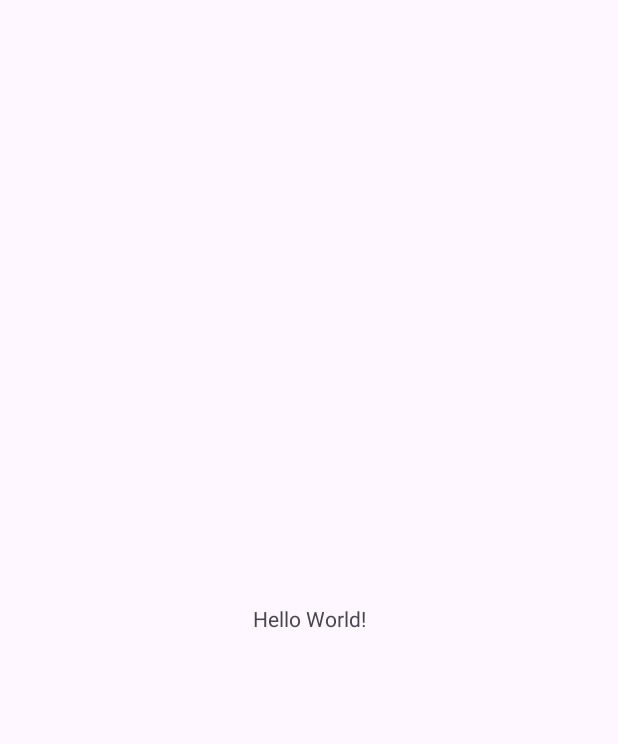
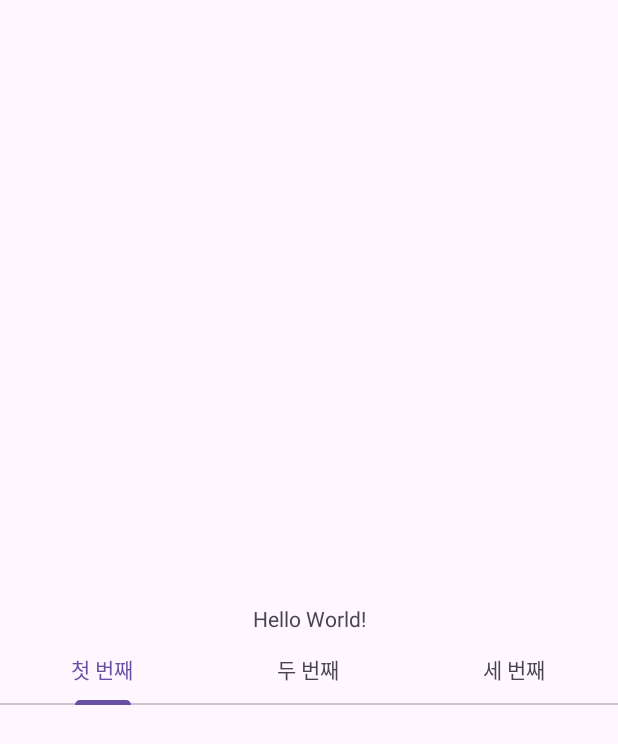
Before and after one commit to The-Kan/MyNewTaste, an Android app: the screen it shows after launch (MainActivity), on a phone screen of 412 x 824 dp. Before the commit the part shown is almost empty. Shown: the top 744 px of the screen. Run offline under Robolectric (Android 15) with nearby library versions, the light colour scheme and no system bars.

Commit message:
:feature:main develop
Implemented fragment and Applied ViewPager2 and TabLayout.

```diff
--- a/app/build.gradle.kts
+++ b/app/build.gradle.kts
@@ -36,6 +36,7 @@ android {
 }
 
 dependencies {
+    implementation(project(":feature:main"))
 
     implementation(libs.androidx.core.ktx)
     implementation(libs.androidx.appcompat)
--- a/app/src/main/java/com/devyd/mynewstaste/MainActivity.kt
+++ b/app/src/main/java/com/devyd/mynewstaste/MainActivity.kt
@@ -5,6 +5,7 @@ import androidx.activity.enableEdgeToEdge
 import androidx.appcompat.app.AppCompatActivity
 import androidx.core.view.ViewCompat
 import androidx.core.view.WindowInsetsCompat
+import com.devyd.main.ui.parent.MainParentFragment
 
 class MainActivity : AppCompatActivity() {
     override fun onCreate(savedInstanceState: Bundle?) {
@@ -16,5 +17,11 @@ class MainActivity : AppCompatActivity() {
             v.setPadding(systemBars.left, systemBars.top, systemBars.right, systemBars.bottom)
             insets
         }
+
+
+        supportFragmentManager.beginTransaction()
+            .replace(R.id.fragment_container, MainParentFragment())
+            .commit()
+
     }
 }
--- a/app/src/main/res/layout/activity_main.xml
+++ b/app/src/main/res/layout/activity_main.xml
@@ -8,6 +8,7 @@
     tools:context=".MainActivity">
 
     <TextView
+        android:id="@+id/hello_text"
         android:layout_width="wrap_content"
         android:layout_height="wrap_content"
         android:text="Hello World!"
@@ -16,4 +17,13 @@
         app:layout_constraintStart_toStartOf="parent"
         app:layout_constraintTop_toTopOf="parent" />
 
+    <androidx.fragment.app.FragmentContainerView
+        android:id="@+id/fragment_container"
+        android:layout_width="0dp"
+        android:layout_height="0dp"
+        app:layout_constraintTop_toBottomOf="@id/hello_text"
+        app:layout_constraintBottom_toBottomOf="parent"
+        app:layout_constraintStart_toStartOf="parent"
+        app:layout_constraintEnd_toEndOf="parent" />
+
 </androidx.constraintlayout.widget.ConstraintLayout>
--- a/feature/main/build.gradle.kts
+++ b/feature/main/build.gradle.kts
@@ -37,6 +37,11 @@ dependencies {
     implementation(libs.androidx.core.ktx)
     implementation(libs.androidx.appcompat)
     implementation(libs.material)
+
+    implementation(libs.androidx.fragment.ktx)
+    implementation(libs.androidx.viewpager2)
+
+
     testImplementation(libs.junit)
     androidTestImplementation(libs.androidx.junit)
     androidTestImplementation(libs.androidx.espresso.core)
--- /dev/null
+++ b/feature/main/src/main/java/com/devyd/main/ui/child/ArticleListFragment.kt
@@ -0,0 +1,6 @@
+package com.devyd.main.ui.child
+
+import androidx.fragment.app.Fragment
+
+class ArticleListFragment : Fragment(){
+}
--- /dev/null
+++ b/feature/main/src/main/java/com/devyd/main/ui/parent/ChildFragmentStateAdapter.kt
@@ -0,0 +1,14 @@
+package com.devyd.main.ui.parent
+
+import androidx.fragment.app.Fragment
+import androidx.viewpager2.adapter.FragmentStateAdapter
+import com.devyd.main.ui.child.ArticleListFragment
+
+class ChildFragmentStateAdapter(fragment: Fragment) : FragmentStateAdapter(fragment) {
+
+    private val fragments = listOf(ArticleListFragment(), ArticleListFragment(), ArticleListFragment())
+
+    override fun getItemCount(): Int = fragments.size
+
+    override fun createFragment(position: Int): Fragment = fragments[position]
+}
--- /dev/null
+++ b/feature/main/src/main/java/com/devyd/main/ui/parent/MainParentFragment.kt
@@ -0,0 +1,32 @@
+package com.devyd.main.ui.parent
+
+
+import android.os.Bundle
+import android.view.View
+import androidx.fragment.app.Fragment
+import androidx.viewpager2.widget.ViewPager2
+import com.devyd.main.R
+import com.google.android.material.tabs.TabLayout
+import com.google.android.material.tabs.TabLayoutMediator
+
+
+class MainParentFragment : Fragment(R.layout.fragment_mainparent) {
+
+    private lateinit var viewPager: ViewPager2
+    private lateinit var tabLayout: TabLayout
+
+    override fun onViewCreated(view: View, savedInstanceState: Bundle?) {
+        super.onViewCreated(view, savedInstanceState)
+
+        viewPager = view.findViewById(R.id.view_pager)
+        tabLayout = view.findViewById(R.id.tab_layout)
+
+        viewPager.adapter = ChildFragmentStateAdapter(this)
+
+        val tabTitles = listOf("첫 번째", "두 번째", "세 번째")
+
+        TabLayoutMediator(tabLayout, viewPager) { tab, position ->
+            tab.text = tabTitles[position]
+        }.attach()
+    }
+}
--- /dev/null
+++ b/feature/main/src/main/res/layout/fragment_mainparent.xml
@@ -0,0 +1,17 @@
+<?xml version="1.0" encoding="utf-8"?>
+<LinearLayout xmlns:android="http://schemas.android.com/apk/res/android"
+    android:orientation="vertical"
+    android:layout_width="match_parent"
+    android:layout_height="match_parent">
+
+    <com.google.android.material.tabs.TabLayout
+        android:id="@+id/tab_layout"
+        android:layout_width="match_parent"
+        android:layout_height="wrap_content"/>
+
+    <androidx.viewpager2.widget.ViewPager2
+        android:id="@+id/view_pager"
+        android:layout_width="match_parent"
+        android:layout_height="match_parent"/>
+
+</LinearLayout>
--- a/gradle/libs.versions.toml
+++ b/gradle/libs.versions.toml
@@ -11,6 +11,9 @@ activity = "1.10.1"
 constraintlayout = "2.2.1"
 jetbrainsKotlinJvm = "2.0.21"
 
+fragment-ktx = "1.6.1"
+viewpager2     = "1.1.0"
+
 [libraries]
 androidx-core-ktx = { group = "androidx.core", name = "core-ktx", version.ref = "coreKtx" }
 junit = { group = "junit", name = "junit", version.ref = "junit" }
@@ -21,6 +24,9 @@ material = { group = "com.google.android.material", name = "material", version.r
 androidx-activity = { group = "androidx.activity", name = "activity", version.ref = "activity" }
 androidx-constraintlayout = { group = "androidx.constraintlayout", name = "constraintlayout", version.ref = "constraintlayout" }
 
+androidx-fragment-ktx = { group = "androidx.fragment", name = "fragment-ktx", version.ref = "fragment-ktx" }
+androidx-viewpager2  = { group = "androidx.viewpager2", name="viewpager2", version.ref = "viewpager2" }
+
 [plugins]
 android-application = { id = "com.android.application", version.ref = "agp" }
 kotlin-android = { id = "org.jetbrains.kotlin.android", version.ref = "kotlin" }
```
